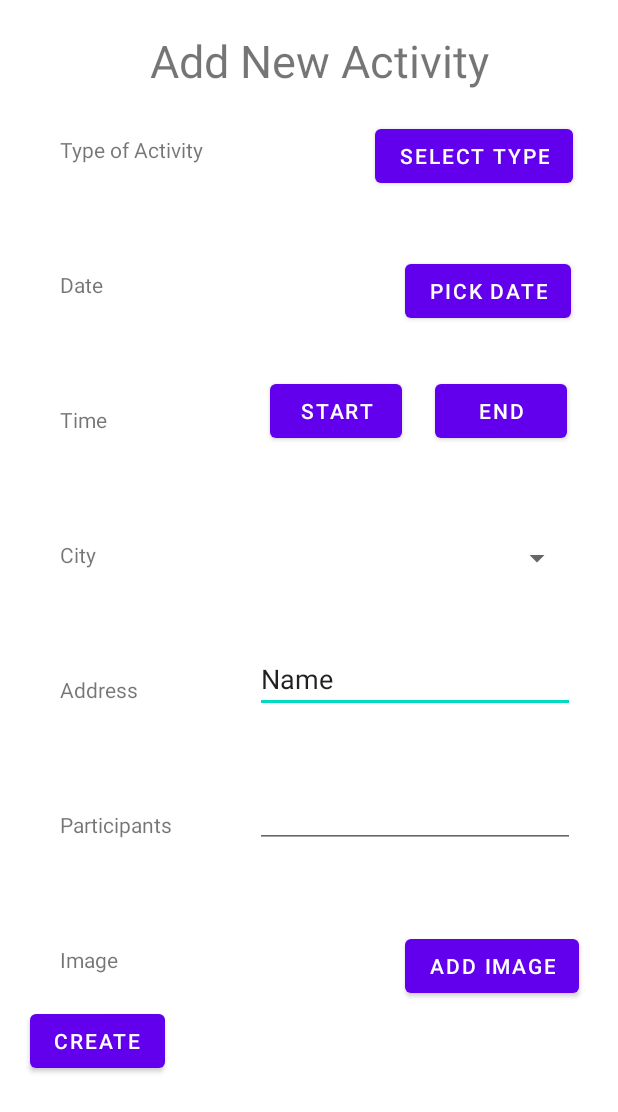
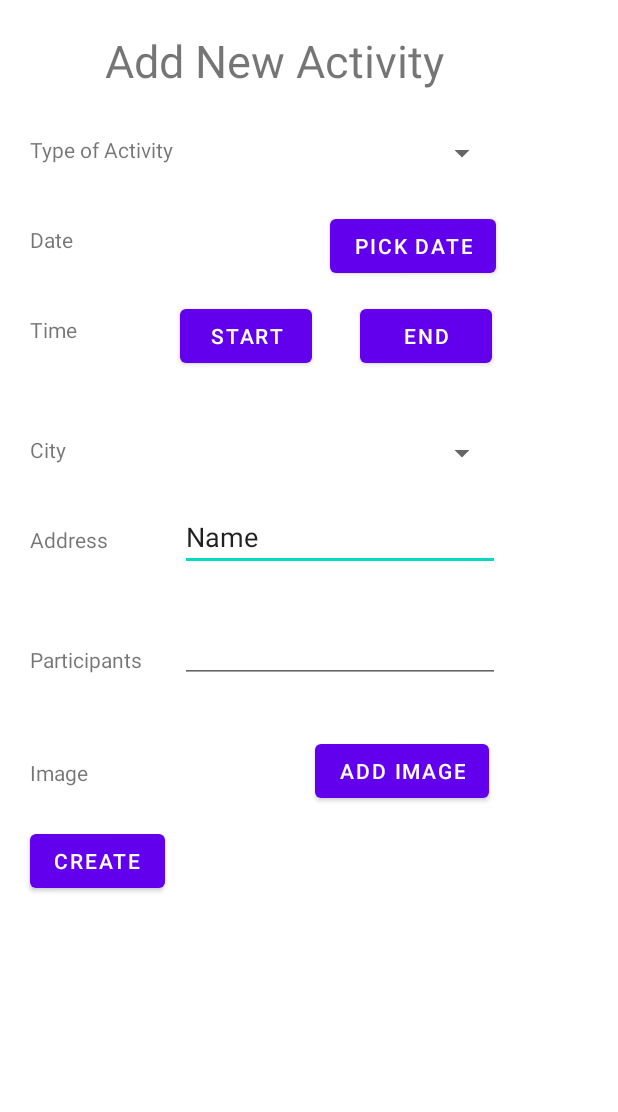
Before and after one commit to NirViko/SocialSportApp, an Android app: the layout activity_add.xml on its own in the app's theme, with its tools: preview values and no code run, on a phone screen of 412 x 824 dp. Shown: the top 1112 px of the screen. Run offline under Robolectric (Android 15) with nearby library versions, the phone set to English and light mode, and no system bars.

Commit message:
v1.01 : Arranging the Class, adding Window-Pop

```diff
--- a/app/src/main/AndroidManifest.xml
+++ b/app/src/main/AndroidManifest.xml
@@ -10,8 +10,6 @@
         android:supportsRtl="true"
         android:theme="@style/Theme.SocialSportApp"
         android:usesCleartextTraffic="true">
-        <activity android:name=".ActivityOfSport"></activity>
-        <activity android:name=".add" />
         <activity android:name=".adapterProfile" />
         <activity android:name=".profile" />
         <activity android:name=".Adapter" />
--- a/app/src/main/java/com/example/socialsportapp/register.java
+++ b/app/src/main/java/com/example/socialsportapp/register.java
@@ -39,7 +39,7 @@ public class register extends AppCompatActivity
     private Button registerBtn;
     private String sFullName,sEmail,sBirthday,sPassword;
     private FirebaseAuth mFirebaseAuth;
-    User newUser ;
+
     @Override
     protected void onCreate(Bundle savedInstanceState)
     {
--- a/app/src/main/res/layout/activity_add.xml
+++ b/app/src/main/res/layout/activity_add.xml
@@ -12,7 +12,7 @@
         android:id="@+id/textView2"
         android:layout_width="wrap_content"
         android:layout_height="wrap_content"
-        android:layout_marginStart="100dp"
+        android:layout_marginStart="70dp"
         android:layout_marginLeft="160dp"
         android:layout_marginTop="20dp"
         android:text="Add New Activity"
@@ -23,7 +23,7 @@
         android:id="@+id/textView1"
         android:layout_width="wrap_content"
         android:layout_height="wrap_content"
-        android:layout_marginStart="40dp"
+        android:layout_marginStart="20dp"
         android:layout_marginLeft="160dp"
         android:layout_marginTop="90dp"
         android:text="Type of Activity"
@@ -36,9 +36,9 @@
         android:id="@+id/textView3"
         android:layout_width="wrap_content"
         android:layout_height="wrap_content"
-        android:layout_marginStart="40dp"
+        android:layout_marginStart="20dp"
         android:layout_marginLeft="160dp"
-        android:layout_marginTop="180dp"
+        android:layout_marginTop="150dp"
         android:text="Date"
 
         />
@@ -47,9 +47,9 @@
         android:id="@+id/textView4"
         android:layout_width="wrap_content"
         android:layout_height="wrap_content"
-        android:layout_marginStart="40dp"
+        android:layout_marginStart="20dp"
         android:layout_marginLeft="160dp"
-        android:layout_marginTop="270dp"
+        android:layout_marginTop="210dp"
         android:text="Time"
 
         />
@@ -58,9 +58,9 @@
         android:id="@+id/textView10"
         android:layout_width="wrap_content"
         android:layout_height="wrap_content"
-        android:layout_marginStart="40dp"
+        android:layout_marginStart="20dp"
         android:layout_marginLeft="160dp"
-        android:layout_marginTop="360dp"
+        android:layout_marginTop="290dp"
         android:text="City"
 
         />
@@ -73,9 +73,9 @@
         app:layout_constraintLeft_toLeftOf="parent"
         app:layout_constraintRight_toRightOf="parent"
         app:layout_constraintTop_toTopOf="parent"
-        android:layout_marginStart="320dp"
+        android:layout_marginStart="270dp"
         android:layout_marginLeft="80dp"
-        android:layout_marginTop="350dp"
+        android:layout_marginTop="280dp"
 
         />
 
@@ -83,9 +83,9 @@
         android:id="@+id/textView5"
         android:layout_width="wrap_content"
         android:layout_height="wrap_content"
-        android:layout_marginStart="40dp"
+        android:layout_marginStart="20dp"
         android:layout_marginLeft="160dp"
-        android:layout_marginTop="450dp"
+        android:layout_marginTop="350dp"
         android:text="Address"
 
         />
@@ -97,9 +97,9 @@
         android:ems="10"
         android:inputType="textPersonName"
         android:text="Name"
-        android:layout_marginStart="170dp"
+        android:layout_marginStart="120dp"
         android:layout_marginLeft="300dp"
-        android:layout_marginTop="430dp"
+        android:layout_marginTop="335dp"
 
         />
 
@@ -107,9 +107,9 @@
         android:id="@+id/textView6"
         android:layout_width="wrap_content"
         android:layout_height="wrap_content"
-        android:layout_marginStart="40dp"
+        android:layout_marginStart="20dp"
         android:layout_marginLeft="160dp"
-        android:layout_marginTop="540dp"
+        android:layout_marginTop="430dp"
         android:text="Participants"
 
         />
@@ -120,9 +120,9 @@
         android:layout_height="wrap_content"
         android:ems="10"
         android:inputType="number"
-        android:layout_marginStart="170dp"
+        android:layout_marginStart="120dp"
         android:layout_marginLeft="160dp"
-        android:layout_marginTop="520dp"
+        android:layout_marginTop="410dp"
 
         />
 
@@ -131,67 +131,74 @@
         android:id="@+id/textView7"
         android:layout_width="wrap_content"
         android:layout_height="wrap_content"
-        android:layout_marginStart="40dp"
+        android:layout_marginStart="20dp"
         android:layout_marginLeft="160dp"
-        android:layout_marginTop="630dp"
+        android:layout_marginTop="505dp"
         android:text="Image"
 
         />
 
-    <Button
-        android:id="@+id/button5"
-        android:layout_width="wrap_content"
-        android:layout_height="wrap_content"
-        android:layout_marginStart="250dp"
+
+    <Spinner
+        android:id="@+id/spinnerActivity"
+        android:layout_width="62dp"
+        android:layout_height="44dp"
+        app:layout_constraintBottom_toBottomOf="parent"
+        app:layout_constraintLeft_toLeftOf="parent"
+        app:layout_constraintRight_toRightOf="parent"
+        app:layout_constraintTop_toTopOf="parent"
+        android:layout_marginStart="270dp"
         android:layout_marginLeft="250dp"
         android:layout_marginTop="80dp"
-        android:text="Select Type" />
+
+        />
+
 
 
     <Button
-        android:id="@+id/button6"
+        android:id="@+id/StartBtn"
         android:layout_width="wrap_content"
         android:layout_height="wrap_content"
-        android:layout_marginStart="180dp"
+        android:layout_marginStart="120dp"
         android:layout_marginLeft="170dp"
-        android:layout_marginTop="250dp"
+        android:layout_marginTop="200dp"
         android:text="Start" />
 
     <Button
-        android:id="@+id/button7"
+        android:id="@+id/EndBtn"
         android:layout_width="wrap_content"
         android:layout_height="wrap_content"
-        android:layout_marginStart="290dp"
+        android:layout_marginStart="240dp"
         android:layout_marginLeft="270dp"
-        android:layout_marginTop="250dp"
+        android:layout_marginTop="200dp"
         android:text="END" />
 
     <Button
-        android:id="@+id/button8"
+        android:id="@+id/Createbtn"
         android:layout_width="wrap_content"
         android:layout_height="wrap_content"
         android:layout_marginStart="20dp"
         android:layout_marginLeft="300dp"
-        android:layout_marginTop="670dp"
+        android:layout_marginTop="550dp"
         android:text="Create" />
 
     <Button
-        android:id="@+id/button9"
+        android:id="@+id/Imagebtn"
         android:layout_width="wrap_content"
         android:layout_height="wrap_content"
-        android:layout_marginStart="270dp"
+        android:layout_marginStart="210dp"
         android:layout_marginLeft="300dp"
-        android:layout_marginTop="620dp"
+        android:layout_marginTop="490dp"
         android:text="ADD image" />
 
 
     <Button
-        android:id="@+id/button10"
+        android:id="@+id/Datebtn"
         android:layout_width="wrap_content"
         android:layout_height="wrap_content"
-        android:layout_marginStart="270dp"
+        android:layout_marginStart="220dp"
         android:layout_marginLeft="300dp"
-        android:layout_marginTop="170dp"
+        android:layout_marginTop="140dp"
         android:text="Pick Date" />
 
 
--- a/app/src/main/res/layout/activity_home_page.xml
+++ b/app/src/main/res/layout/activity_home_page.xml
@@ -73,7 +73,7 @@
 
 
     <Button
-        android:id="@+id/button2"
+        android:id="@+id/Add"
         android:layout_width="wrap_content"
         android:layout_height="wrap_content"
         android:layout_marginStart="165dp"
```
Also changed, not shown: app/src/main/java/com/example/socialsportapp/ActivityOfSport.java (deleted, +0 -80 lines), app/src/main/java/com/example/socialsportapp/SportActivity.java (deleted, +0 -92 lines), app/src/main/java/com/example/socialsportapp/User.java (deleted, +0 -62 lines), app/src/main/java/com/example/socialsportapp/add.java (deleted, +0 -14 lines), app/src/main/java/com/example/socialsportapp/homePage.java (+120 -23 lines), app/src/main/res/layout/activity_of_sport.xml (deleted, +0 -119 lines).
